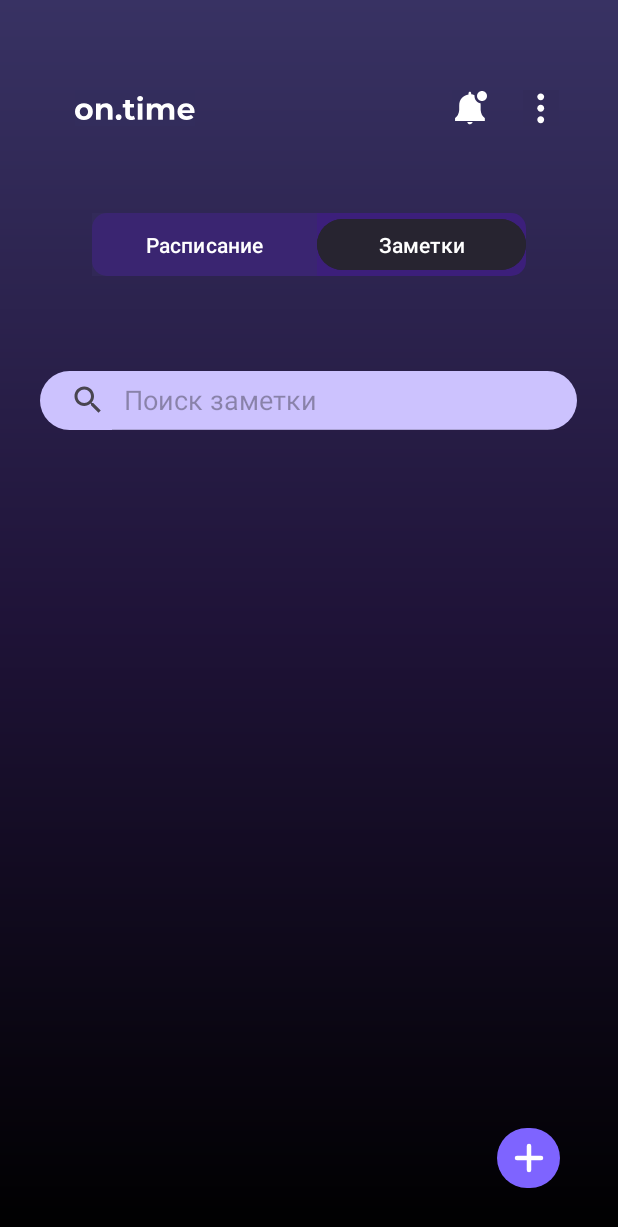
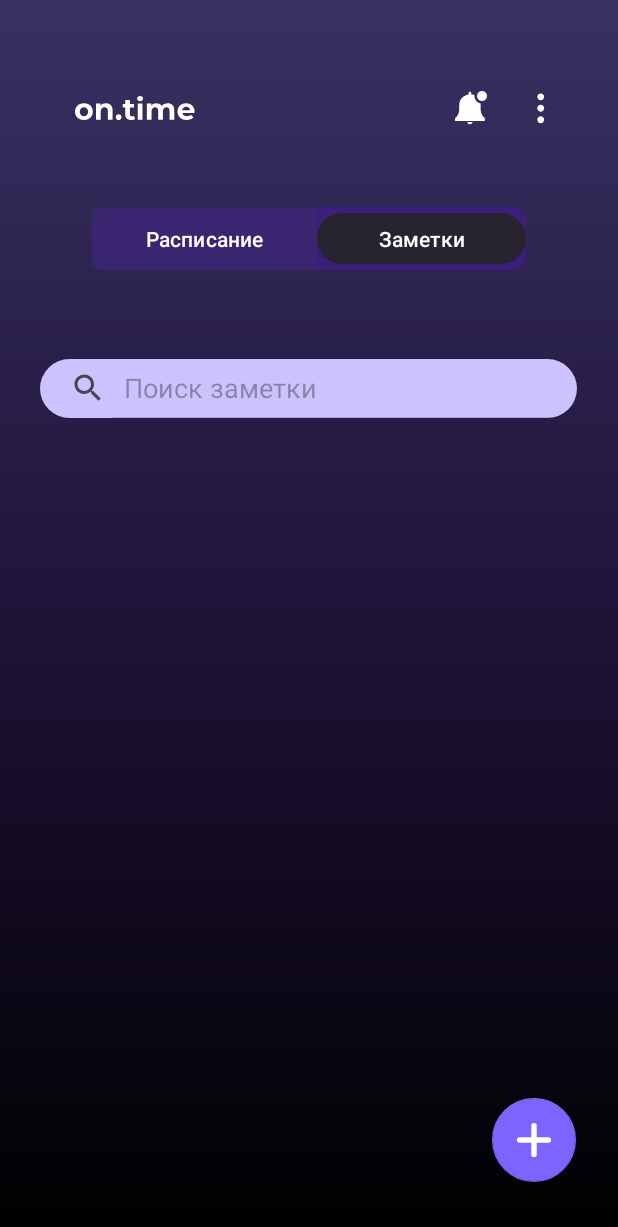
Before and after one commit to Milo4kaa/TestAndroid, an Android app built with Jetpack Compose: the screen it shows after launch (MainActivity), on a phone screen of 412 x 824 dp. Shown: the top 1227 px of the screen. Run offline under Robolectric (Android 15) with nearby library versions, the phone set to English and light mode, and no system bars; our stand-ins replace data binding.

Commit message:
Новая Кнопка, что то с RycylerView

```diff
--- a/app/src/main/java/com/example/todolist/MainActivity.kt
+++ b/app/src/main/java/com/example/todolist/MainActivity.kt
@@ -6,6 +6,8 @@ import android.content.Intent
 import android.os.Bundle
 import android.text.format.DateFormat
 import android.view.View
+import android.view.animation.Animation
+import android.view.animation.AnimationUtils
 import androidx.activity.result.ActivityResultLauncher
 import androidx.activity.result.contract.ActivityResultContracts
 import androidx.appcompat.app.AppCompatActivity
@@ -15,6 +17,11 @@ import com.example.todolist.ui.theme.NoteActivity
 
 class MainActivity : AppCompatActivity() {
 
+    private val rotateOpen: Animation by lazy { AnimationUtils.loadAnimation(this, R.anim.rotate_open_anim) }
+    private val rotateClose: Animation by lazy { AnimationUtils.loadAnimation(this, R.anim.rotate_close_anim) }
+    private val fromButton: Animation by lazy { AnimationUtils.loadAnimation(this, R.anim.from_button_anim) }
+    private val toButton: Animation by lazy { AnimationUtils.loadAnimation(this, R.anim.to_button_anim) }
+    private var clicked = false
      lateinit var  binding: ActivityMainBinding
      private var adapter = NoteAdapter()
     private var  editLauncher: ActivityResultLauncher<Intent>? = null
@@ -28,17 +35,55 @@ class MainActivity : AppCompatActivity() {
         binding = ActivityMainBinding.inflate(layoutInflater)
         setContentView(binding.root)
         init()
+        binding.addBtn.setOnClickListener {
+            onAddButtonClicked()
+        }
         editLauncher = registerForActivityResult(ActivityResultContracts.StartActivityForResult()){
             if (it.resultCode == RESULT_OK){
                 adapter.addNote(it.data?.getSerializableExtra("note") as Note)
             }
         }
     }
+    private  fun onAddButtonClicked(){
+        setVisibility(clicked)
+        setAnimation(clicked)
+        clicked = !clicked
+    }
+    private  fun setVisibility(clicked: Boolean) {
+        if(!clicked){
+            binding.apply{
+                noteBtn.visibility = View.VISIBLE
+                dataBtn.visibility = View.VISIBLE
+            }
+        }
+        else{
+            binding.apply{
+                noteBtn.visibility = View.INVISIBLE
+                dataBtn.visibility = View.INVISIBLE
+            }
+        }
+    }
+    private fun setAnimation(clicked: Boolean) {
+        if (!clicked){
+            binding.apply{
+                noteBtn.startAnimation(fromButton)
+                dataBtn.startAnimation(fromButton)
+                addBtn.startAnimation(rotateOpen)
+            }
+        }else{
+            binding.apply{
+                noteBtn.startAnimation(toButton)
+                dataBtn.startAnimation(toButton)
+                addBtn.startAnimation(rotateClose)
+            }
+        }
+    }
+
     private fun init(){
         binding.apply {
             rcView.layoutManager = LinearLayoutManager(this@MainActivity)
             rcView.adapter = adapter
-            imageButton2.setOnClickListener {
+            noteBtn.setOnClickListener {
                 editLauncher?.launch(Intent(this@MainActivity, NoteActivity::class.java))
             }
         }
@@ -47,10 +92,6 @@ class MainActivity : AppCompatActivity() {
         val intent = Intent(this, NoteActivity::class.java)
         startActivity(intent)
     }
-    fun onClickOpenMenuActivity (view : View){
-        val intent = Intent(this, Menu::class.java)
-        startActivity(intent)
-    }
     fun  onClickBackToMenu(view: View)
     {
         val intent = Intent(this, MainActivity::class.java)
--- a/app/src/main/java/com/example/todolist/ui/theme/NoteActivity.kt
+++ b/app/src/main/java/com/example/todolist/ui/theme/NoteActivity.kt
@@ -5,9 +5,7 @@ import androidx.appcompat.app.AppCompatActivity
 import android.os.Bundle
 import android.view.View
 import com.example.todolist.MainActivity
-import com.example.todolist.Menu
 import com.example.todolist.Note
-import com.example.todolist.R
 import com.example.todolist.databinding.ActivityNoteBinding
 
 
--- /dev/null
+++ b/app/src/main/res/anim/from_button_anim.xml
@@ -0,0 +1,14 @@
+<?xml version="1.0" encoding="utf-8"?>
+<set xmlns:android="http://schemas.android.com/apk/res/android"
+    android:fillAfter="true">
+<translate android:fromYDelta="100%" android:toYDelta="0%" android:duration ="300"/>
+    <scale
+        android:pivotY="50%"
+        android:pivotX="50%"
+        android:toYScale="0.8"
+        android:toXScale="0.8"/>
+    <alpha
+        android:fromAlpha="0"
+        android:toAlpha="1"
+        android:duration ="800"/>
+</set>
--- /dev/null
+++ b/app/src/main/res/anim/rotate_close_anim.xml
@@ -0,0 +1,5 @@
+<?xml version="1.0" encoding="utf-8"?>
+<set xmlns:android="http://schemas.android.com/apk/res/android"
+    android:fillAfter="true">
+    <rotate android:pivotX="50%" android:pivotY="50%" android:fromDegrees="45" android:toDegrees="0" android:duration ="300"/>
+</set>
--- /dev/null
+++ b/app/src/main/res/anim/rotate_open_anim.xml
@@ -0,0 +1,5 @@
+<?xml version="1.0" encoding="utf-8"?>
+<set xmlns:android="http://schemas.android.com/apk/res/android"
+    android:fillAfter="true">
+<rotate android:pivotX="50%" android:pivotY="50%" android:fromDegrees="0" android:toDegrees="45" android:duration ="300"/>
+</set>
--- /dev/null
+++ b/app/src/main/res/anim/to_button_anim.xml
@@ -0,0 +1,17 @@
+<?xml version="1.0" encoding="utf-8"?>
+<set xmlns:android="http://schemas.android.com/apk/res/android"
+    android:fillAfter="true">
+
+    <translate android:fromYDelta="0%" android:toYDelta="100%" android:duration ="300"/>
+    <scale
+        android:pivotY="50%"
+        android:pivotX="50%"
+        android:toYScale="0.8"
+        android:fromYScale="0.8"
+        android:fromXScale="0.8"
+        android:toXScale="0.8"/>
+    <alpha
+        android:fromAlpha="1"
+        android:toAlpha="0"
+        android:duration ="150"/>
+</set>
--- a/app/src/main/res/drawable/group_21.xml
+++ b/app/src/main/res/drawable/group_21.xml
@@ -15,4 +15,5 @@
       android:fillColor="#00000000"
       android:strokeColor="#ffffff"
       android:strokeLineCap="round"/>
+
 </vector>
--- a/app/src/main/res/layout/activity_main.xml
+++ b/app/src/main/res/layout/activity_main.xml
@@ -12,7 +12,7 @@
         android:background="@drawable/gradient"
         tools:context=".MainActivity">
 
-    <SearchView
+        <SearchView
         android:id="@+id/searchView"
         android:layout_width="358dp"
         android:layout_height="39dp"
@@ -63,35 +63,19 @@
             tools:ignore="ButtonStyle,TouchTargetSizeCheck" />
     </LinearLayout>
 
-    <ImageButton
-        android:id="@+id/imageButton8"
-        android:layout_width="42dp"
-        android:layout_height="40dp"
-        android:layout_marginStart="331dp"
-        android:layout_marginEnd="38dp"
-        android:layout_marginBottom="32dp"
-        android:background="@drawable/menu_button_radius"
-        android:onClick="onClickOpenMenuActivity"
-        app:layout_constraintBottom_toBottomOf="parent"
-        app:layout_constraintEnd_toEndOf="parent"
-        app:layout_constraintHorizontal_bias="0.0"
-        app:layout_constraintStart_toStartOf="parent"
-        app:srcCompat="@drawable/group_21" />
-
         <androidx.recyclerview.widget.RecyclerView
-            tools:listitem="@layout/note_item"
             android:id="@+id/rcView"
-            android:layout_width="359dp"
-            android:layout_height="316dp"
+            android:layout_width="338dp"
+            android:layout_height="336dp"
             android:layout_marginStart="38dp"
             android:layout_marginEnd="39dp"
-            android:layout_marginBottom="24dp"
-            app:layout_constraintBottom_toTopOf="@+id/imageButton8"
+            app:layout_constraintBottom_toTopOf="@+id/add_btn"
             app:layout_constraintEnd_toEndOf="parent"
-            app:layout_constraintHorizontal_bias="0.52"
+            app:layout_constraintHorizontal_bias="0.05"
             app:layout_constraintStart_toStartOf="parent"
             app:layout_constraintTop_toBottomOf="@+id/searchView"
-            tools:ignore="MissingConstraints" />
+            tools:ignore="MissingConstraints"
+            tools:listitem="@layout/note_item" />
 
         <ImageView
         android:id="@+id/imageView"
@@ -134,5 +118,44 @@
         app:srcCompat="@drawable/group_55"
         tools:ignore="MissingConstraints" />
 
+        <com.google.android.material.floatingactionbutton.FloatingActionButton
+            android:id="@+id/add_btn"
+            android:layout_width="wrap_content"
+            android:layout_height="wrap_content"
+            android:layout_marginEnd="28dp"
+            android:layout_marginBottom="36dp"
+            android:clickable="true"
+            app:backgroundTint="#7E64FF"
+            app:layout_constraintBottom_toBottomOf="parent"
+            app:layout_constraintEnd_toEndOf="parent"
+            app:srcCompat="@drawable/group_21" />
+
+        <com.google.android.material.floatingactionbutton.FloatingActionButton
+            android:id="@+id/data_btn"
+            android:layout_width="wrap_content"
+            android:layout_height="wrap_content"
+            android:layout_marginBottom="10dp"
+            android:clickable="true"
+            android:focusable="true"
+            android:visibility="invisible"
+            app:backgroundTint="#7E64FF"
+            app:layout_constraintBottom_toTopOf="@+id/add_btn"
+            app:layout_constraintEnd_toEndOf="@+id/add_btn"
+            app:srcCompat="@drawable/vector__1_" />
+
+
+        <com.google.android.material.floatingactionbutton.FloatingActionButton
+            android:id="@+id/note_btn"
+            android:layout_width="wrap_content"
+            android:layout_height="wrap_content"
+            android:layout_marginBottom="16dp"
+            android:clickable="true"
+            android:focusable="true"
+            android:visibility="invisible"
+            app:backgroundTint="#7E64FF"
+            app:layout_constraintBottom_toTopOf="@+id/data_btn"
+            app:layout_constraintEnd_toEndOf="@+id/data_btn"
+            app:srcCompat="@drawable/vector" />
+
     </androidx.constraintlayout.widget.ConstraintLayout>
 </layout>
--- a/app/src/main/res/values/themes.xml
+++ b/app/src/main/res/values/themes.xml
@@ -4,7 +4,14 @@
         <!-- Customize your light theme here. -->
         <!-- <item name="colorPrimary">@color/my_light_primary</item> -->
         <item name="colorPrimary">#FF373162</item>
+        <item name="floatingActionButtonStyle">@style/FloatingActionButtonStyle</item>
     </style>
 
     <style name="Theme.ToDoList" parent="Base.Theme.ToDoList" />
+    <style name="FloatingActionButtonStyle" parent="Widget.Design.FloatingActionButton">
+        <item name="shapeAppearanceOverlay">@style/FabShapeStyle</item>
+    </style>
+    <style name="FabShapeStyle" parent="ShapeAppearance.MaterialComponents.SmallComponent">
+        <item name="cornerSize">360dp</item>
+    </style>
 </resources>
```
Also changed, not shown: app/src/main/java/com/example/todolist/Menu.kt (deleted, +0 -22 lines), app/src/main/res/layout/activity_menu.xml (deleted, +0 -81 lines), app/src/main/res/layout/note_item.xml (+2 -8 lines), 19 other files.
